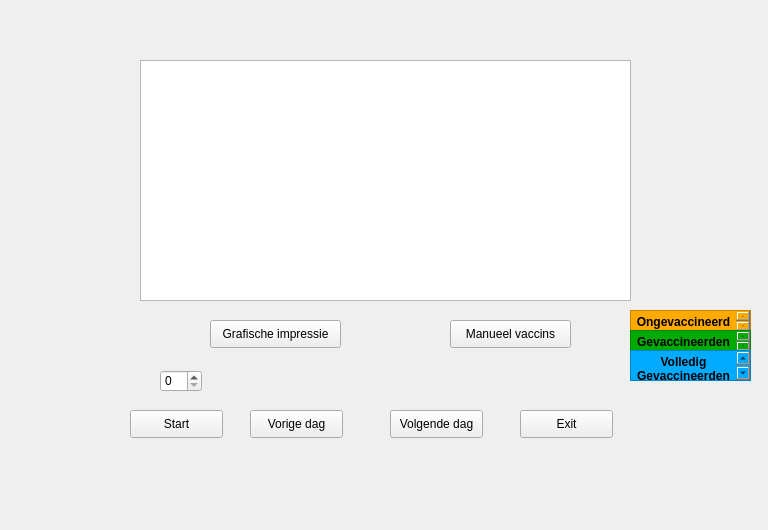
First picture: the form in src/vaccininterface.ui, repository Sam-Roggeman/ProjectPSE, before the edit.
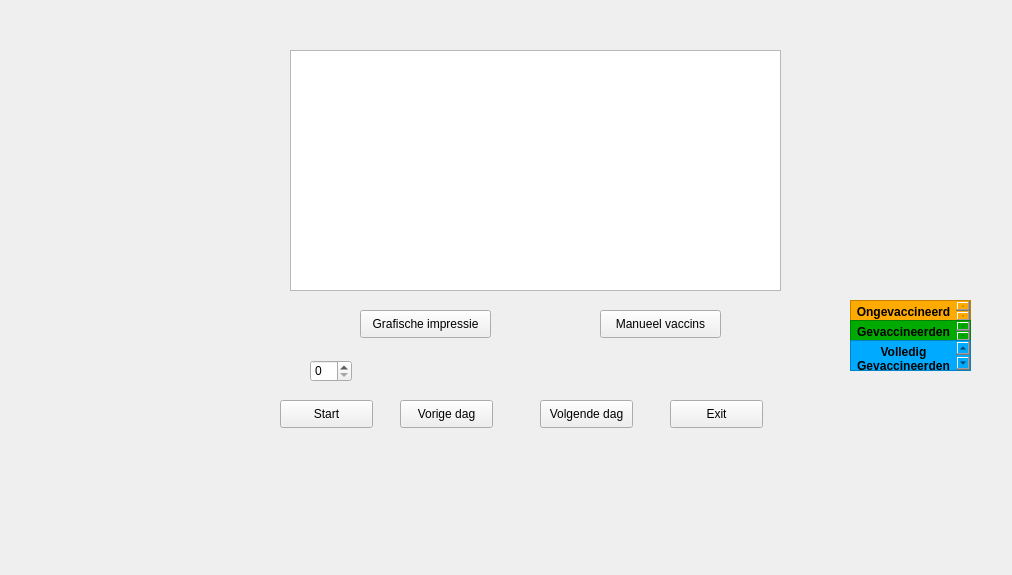
Second picture: the form after the edit. The open tabs and pages were chosen to show the change.

Commit message: Knoppen interface.

The edit to the form file:
```diff
--- a/src/vaccininterface.ui
+++ b/src/vaccininterface.ui
@@ -6,8 +6,8 @@
    <rect>
     <x>0</x>
     <y>0</y>
-    <width>768</width>
-    <height>530</height>
+    <width>1012</width>
+    <height>575</height>
    </rect>
   </property>
   <property name="windowTitle">
@@ -16,10 +16,10 @@
   <widget class="QStackedWidget" name="stackedWidget">
    <property name="geometry">
     <rect>
-     <x>-10</x>
+     <x>10</x>
      <y>0</y>
-     <width>761</width>
-     <height>571</height>
+     <width>1001</width>
+     <height>581</height>
     </rect>
    </property>
    <property name="currentIndex">
@@ -44,8 +44,8 @@
     <widget class="QPushButton" name="Start">
      <property name="geometry">
       <rect>
-       <x>140</x>
-       <y>410</y>
+       <x>270</x>
+       <y>400</y>
        <width>93</width>
        <height>28</height>
       </rect>
@@ -57,8 +57,8 @@
     <widget class="QPushButton" name="Vorige_dag">
      <property name="geometry">
       <rect>
-       <x>260</x>
-       <y>410</y>
+       <x>390</x>
+       <y>400</y>
        <width>93</width>
        <height>28</height>
       </rect>
@@ -70,8 +70,8 @@
     <widget class="QPushButton" name="Volgende_dag">
      <property name="geometry">
       <rect>
-       <x>400</x>
-       <y>410</y>
+       <x>530</x>
+       <y>400</y>
        <width>93</width>
        <height>28</height>
       </rect>
@@ -83,8 +83,8 @@
     <widget class="QPushButton" name="Exit">
      <property name="geometry">
       <rect>
-       <x>530</x>
-       <y>410</y>
+       <x>660</x>
+       <y>400</y>
        <width>93</width>
        <height>28</height>
       </rect>
@@ -96,9 +96,9 @@
     <widget class="QStackedWidget" name="Impressies">
      <property name="geometry">
       <rect>
-       <x>140</x>
-       <y>40</y>
-       <width>501</width>
+       <x>270</x>
+       <y>30</y>
+       <width>511</width>
        <height>331</height>
       </rect>
      </property>
@@ -259,8 +259,8 @@
     <widget class="QSpinBox" name="spinBox">
      <property name="geometry">
       <rect>
-       <x>170</x>
-       <y>370</y>
+       <x>300</x>
+       <y>360</y>
        <width>42</width>
        <height>22</height>
       </rect>
@@ -269,9 +269,9 @@
     <widget class="QStackedWidget" name="Grafiek">
      <property name="geometry">
       <rect>
-       <x>650</x>
-       <y>50</y>
-       <width>111</width>
+       <x>820</x>
+       <y>40</y>
+       <width>141</width>
        <height>251</height>
       </rect>
      </property>
@@ -284,8 +284,8 @@
     <widget class="QTextEdit" name="textEdit_3">
      <property name="geometry">
       <rect>
-       <x>640</x>
-       <y>310</y>
+       <x>840</x>
+       <y>300</y>
        <width>121</width>
        <height>22</height>
       </rect>
@@ -300,15 +300,15 @@
       <string>&lt;!DOCTYPE HTML PUBLIC &quot;-//W3C//DTD HTML 4.0//EN&quot; &quot;http://www.w3.org/TR/REC-html40/strict.dtd&quot;&gt;
 &lt;html&gt;&lt;head&gt;&lt;meta name=&quot;qrichtext&quot; content=&quot;1&quot; /&gt;&lt;style type=&quot;text/css&quot;&gt;
 p, li { white-space: pre-wrap; }
-&lt;/style&gt;&lt;/head&gt;&lt;body style=&quot; font-family:'Sans Serif'; font-size:9pt; font-weight:400; font-style:normal;&quot;&gt;
-&lt;p align=&quot;center&quot; style=&quot; margin-top:0px; margin-bottom:0px; margin-left:0px; margin-right:0px; -qt-block-indent:0; text-indent:0px;&quot;&gt;&lt;span style=&quot; font-weight:600;&quot;&gt;Ongevaccineerden&lt;/span&gt;&lt;/p&gt;&lt;/body&gt;&lt;/html&gt;</string>
+&lt;/style&gt;&lt;/head&gt;&lt;body style=&quot; font-family:'MS Shell Dlg 2'; font-size:7.8pt; font-weight:400; font-style:normal;&quot;&gt;
+&lt;p align=&quot;center&quot; style=&quot; margin-top:0px; margin-bottom:0px; margin-left:0px; margin-right:0px; -qt-block-indent:0; text-indent:0px;&quot;&gt;&lt;span style=&quot; font-family:'Sans Serif'; font-size:9pt; font-weight:600;&quot;&gt;Ongevaccineerden&lt;/span&gt;&lt;/p&gt;&lt;/body&gt;&lt;/html&gt;</string>
      </property>
     </widget>
     <widget class="QTextEdit" name="textEdit_4">
      <property name="geometry">
       <rect>
-       <x>640</x>
-       <y>330</y>
+       <x>840</x>
+       <y>320</y>
        <width>121</width>
        <height>22</height>
       </rect>
@@ -323,15 +323,15 @@
       <string>&lt;!DOCTYPE HTML PUBLIC &quot;-//W3C//DTD HTML 4.0//EN&quot; &quot;http://www.w3.org/TR/REC-html40/strict.dtd&quot;&gt;
 &lt;html&gt;&lt;head&gt;&lt;meta name=&quot;qrichtext&quot; content=&quot;1&quot; /&gt;&lt;style type=&quot;text/css&quot;&gt;
 p, li { white-space: pre-wrap; }
-&lt;/style&gt;&lt;/head&gt;&lt;body style=&quot; font-family:'Sans Serif'; font-size:9pt; font-weight:400; font-style:normal;&quot;&gt;
-&lt;p align=&quot;center&quot; style=&quot; margin-top:0px; margin-bottom:0px; margin-left:0px; margin-right:0px; -qt-block-indent:0; text-indent:0px;&quot;&gt;&lt;span style=&quot; font-weight:600;&quot;&gt;Gevaccineerden&lt;/span&gt;&lt;/p&gt;&lt;/body&gt;&lt;/html&gt;</string>
+&lt;/style&gt;&lt;/head&gt;&lt;body style=&quot; font-family:'MS Shell Dlg 2'; font-size:7.8pt; font-weight:400; font-style:normal;&quot;&gt;
+&lt;p align=&quot;center&quot; style=&quot; margin-top:0px; margin-bottom:0px; margin-left:0px; margin-right:0px; -qt-block-indent:0; text-indent:0px;&quot;&gt;&lt;span style=&quot; font-family:'Sans Serif'; font-size:9pt; font-weight:600;&quot;&gt;Gevaccineerden&lt;/span&gt;&lt;/p&gt;&lt;/body&gt;&lt;/html&gt;</string>
      </property>
     </widget>
     <widget class="QTextEdit" name="textEdit_5">
      <property name="geometry">
       <rect>
-       <x>640</x>
-       <y>350</y>
+       <x>840</x>
+       <y>340</y>
        <width>121</width>
        <height>31</height>
       </rect>
@@ -346,8 +346,8 @@
       <string>&lt;!DOCTYPE HTML PUBLIC &quot;-//W3C//DTD HTML 4.0//EN&quot; &quot;http://www.w3.org/TR/REC-html40/strict.dtd&quot;&gt;
 &lt;html&gt;&lt;head&gt;&lt;meta name=&quot;qrichtext&quot; content=&quot;1&quot; /&gt;&lt;style type=&quot;text/css&quot;&gt;
 p, li { white-space: pre-wrap; }
-&lt;/style&gt;&lt;/head&gt;&lt;body style=&quot; font-family:'Sans Serif'; font-size:9pt; font-weight:400; font-style:normal;&quot;&gt;
-&lt;p align=&quot;center&quot; style=&quot; margin-top:0px; margin-bottom:0px; margin-left:0px; margin-right:0px; -qt-block-indent:0; text-indent:0px;&quot;&gt;&lt;span style=&quot; font-weight:600;&quot;&gt;Volledig&lt;br /&gt;Gevaccineerden&lt;/span&gt;&lt;/p&gt;&lt;/body&gt;&lt;/html&gt;</string>
+&lt;/style&gt;&lt;/head&gt;&lt;body style=&quot; font-family:'MS Shell Dlg 2'; font-size:7.8pt; font-weight:400; font-style:normal;&quot;&gt;
+&lt;p align=&quot;center&quot; style=&quot; margin-top:0px; margin-bottom:0px; margin-left:0px; margin-right:0px; -qt-block-indent:0; text-indent:0px;&quot;&gt;&lt;span style=&quot; font-family:'Sans Serif'; font-size:9pt; font-weight:600;&quot;&gt;Volledig&lt;br /&gt;Gevaccineerden&lt;/span&gt;&lt;/p&gt;&lt;/body&gt;&lt;/html&gt;</string>
      </property>
     </widget>
     <widget class="QStackedWidget" name="Grafiek_2">
@@ -355,8 +355,8 @@
       <rect>
        <x>20</x>
        <y>50</y>
-       <width>121</width>
-       <height>251</height>
+       <width>231</width>
+       <height>241</height>
       </rect>
      </property>
      <property name="currentIndex">
```
Left out of the diff: 4 changed lines with no effect on the pictures.
